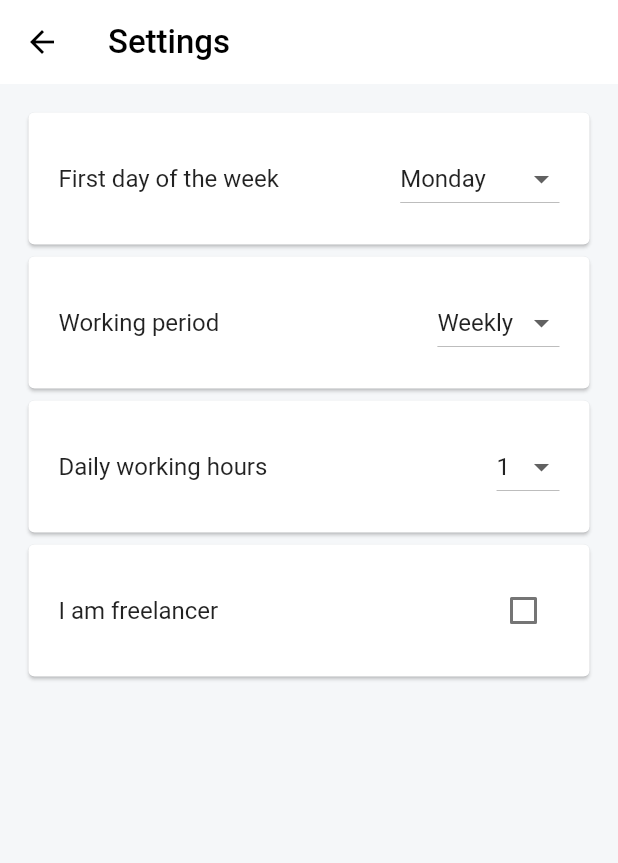
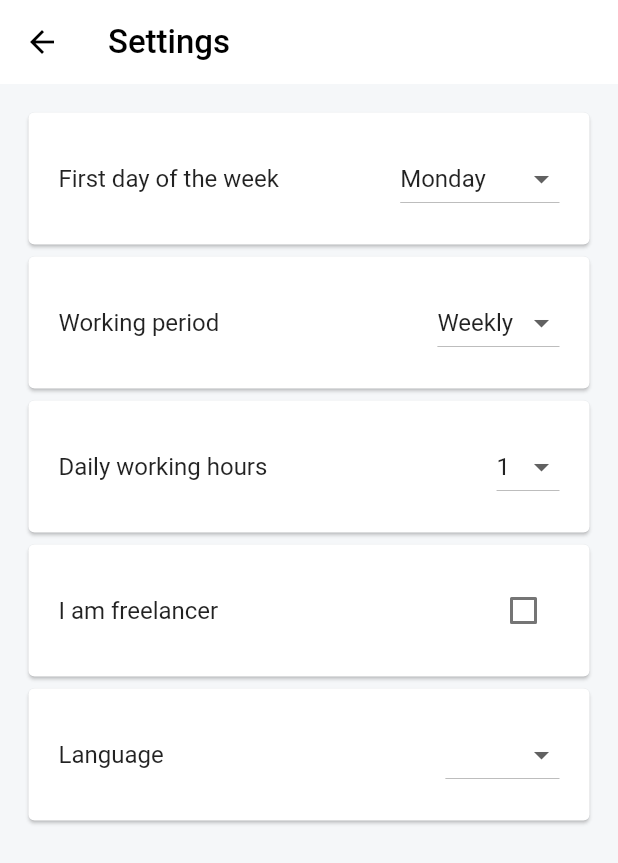
Before and after one commit to canccevik/time-tracker, a Flutter app: the screen it shows after launch, after a tap on the "settings" icon, on a phone screen of 412 x 824 dp. Shown: the top 863 px of the screen. Run offline on Flutter 3.47's test engine with Material 2 defaults, Android fonts, the phone set to English and light mode, and no system bars; our stand-ins replace flutter_bloc, hive, hive_flutter, jiffy, percent_indicator; missing offline and left inert: custom_timer, date_picker_timeline_trendway, waveprogressbar_flutter; accounts and stored records are empty.

Commit message:
Add multiple language support

```diff
--- a/lib/domain/models/settings/settings.dart
+++ b/lib/domain/models/settings/settings.dart
@@ -16,11 +16,15 @@ class SettingsModel extends HiveObject {
   @HiveField(3, defaultValue: false)
   bool isFlexibleWorker;
 
+  @HiveField(4)
+  String? appLanguage;
+
   SettingsModel({
     required this.firstDayOfTheWeek,
     required this.workingPeriod,
     required this.dailyWorkingHours,
-    required this.isFlexibleWorker
+    required this.isFlexibleWorker,
+    this.appLanguage,
   });
 
   static SettingsModel get initial => SettingsModel(
@@ -34,13 +38,15 @@ class SettingsModel extends HiveObject {
     int? firstDayOfTheWeek,
     int? workingPeriod,
     int? dailyWorkingHours,
-    bool? isFlexibleWorker
+    bool? isFlexibleWorker,
+    String? appLanguage
   }) {
     return SettingsModel(
       firstDayOfTheWeek: firstDayOfTheWeek ?? this.firstDayOfTheWeek,
       workingPeriod: workingPeriod ?? this.workingPeriod,
       dailyWorkingHours: dailyWorkingHours ?? this.dailyWorkingHours,
-      isFlexibleWorker: isFlexibleWorker ?? this.isFlexibleWorker
+      isFlexibleWorker: isFlexibleWorker ?? this.isFlexibleWorker,
+      appLanguage: appLanguage ?? this.appLanguage
     );
   }
 }
--- a/lib/main.dart
+++ b/lib/main.dart
@@ -3,9 +3,11 @@ import 'package:flutter/material.dart';
 // ignore: unnecessary_import
 import 'package:hive/hive.dart';
 import 'package:hive_flutter/hive_flutter.dart';
+import 'package:jiffy/jiffy.dart';
 // ignore: unused_import
 import 'package:path_provider/path_provider.dart';
 import 'package:flutter_bloc/flutter_bloc.dart';
+import 'package:flutter_localizations/flutter_localizations.dart';
 
 import 'package:time_tracker/presentation/screens/app.dart';
 import 'package:time_tracker/presentation/constants/themes.dart';
@@ -16,8 +18,11 @@ import 'package:time_tracker/domain/models/time_record/time_record.dart';
 import 'package:time_tracker/infrastructure/repositories/time_record.dart';
 import 'package:time_tracker/presentation/blocs/time/time_bloc.dart';
 import 'package:time_tracker/domain/models/time_record/time_record_status/time_record_status.dart';
+import 'package:time_tracker/presentation/constants/i18n/strings.g.dart';
 
 void main() async {
+  WidgetsFlutterBinding.ensureInitialized();
+
   await Hive.initFlutter();
   Hive.registerAdapter(SettingsModelAdapter());
   Hive.registerAdapter(TimeRecordModelAdapter());
@@ -31,8 +36,12 @@ void main() async {
   TimeRecordRepository timeRecordRepository = TimeRecordRepository(timeRecordBox);
   TimeRecordModel initialTimeRecord = TimeRecordModel.initial;
 
+  String appLanguage = initialSettings.appLanguage ?? LocaleSettings.useDeviceLocale().flutterLocale.languageCode;
+  LocaleSettings.setLocaleRaw(appLanguage);
+
   runApp(
-    MultiBlocProvider(
+    TranslationProvider(
+      child: MultiBlocProvider(
         providers: [
           BlocProvider<SettingsBloc>(
             create: (context) => SettingsBloc(
@@ -48,12 +57,20 @@ void main() async {
             )..add(RecordsLoaded())
           )
         ],
-      child: MaterialApp(
+        child: Builder(
+          builder: (context) {
+            return MaterialApp(
               debugShowCheckedModeBanner: false,
-        title: 'Time Tracker',
+              locale: TranslationProvider.of(context).flutterLocale,
+              supportedLocales: LocaleSettings.supportedLocales,
+              localizationsDelegates: GlobalMaterialLocalizations.delegates,
+              title: t.common.appName,
               theme: AppThemes.lightTheme,
               home: const App()
+            );
+          }
         )
+      ),
     )
   );
 }
--- a/lib/presentation/blocs/settings/settings_event.dart
+++ b/lib/presentation/blocs/settings/settings_event.dart
@@ -21,3 +21,8 @@ class IsFlexibleWorkerUpdated extends SettingsEvent {
   final bool isFlexibleWorker;
   IsFlexibleWorkerUpdated(this.isFlexibleWorker);
 }
+
+class AppLanguageUpdated extends SettingsEvent {
+  final String appLanguage;
+  AppLanguageUpdated(this.appLanguage);
+}
--- a/lib/presentation/screens/app.dart
+++ b/lib/presentation/screens/app.dart
@@ -4,12 +4,14 @@ import 'package:flutter/material.dart';
 
 import 'package:flutter_bloc/flutter_bloc.dart';
 import 'package:date_picker_timeline_trendway/date_picker_widget.dart';
+import 'package:jiffy/jiffy.dart';
 
 import 'package:time_tracker/domain/models/settings/settings.dart';
 import 'package:time_tracker/domain/models/time_record/time_record_status/time_record_status.dart';
 import 'package:time_tracker/presentation/blocs/settings/settings_bloc.dart';
 import 'package:time_tracker/presentation/blocs/time/time_bloc.dart';
 import 'package:time_tracker/presentation/blocs/time/time_state.dart';
+import 'package:time_tracker/presentation/constants/i18n/strings.g.dart';
 import 'package:time_tracker/presentation/screens/home/home.dart';
 import 'package:time_tracker/presentation/screens/history/history.dart';
 import 'package:time_tracker/presentation/screens/settings/settings.dart';
@@ -28,8 +30,13 @@ class _AppState extends State<App> {
 
   late Widget activeScreen;
 
+  void setJiffyLocale() async {
+    await Jiffy.locale(LocaleSettings.currentLocale.flutterLocale.languageCode);
+  }
+
   @override
   void initState() {
+    setJiffyLocale();
     activeScreen = screens[0];
     super.initState();
   }
@@ -39,7 +46,7 @@ class _AppState extends State<App> {
     return Scaffold(
       appBar: AppBar(
         title: Text(
-          'Time Tracker',
+          t.common.appName,
           style: Theme.of(context).textTheme.titleLarge
         ),
         elevation: 0,
@@ -110,6 +117,7 @@ class _AppState extends State<App> {
         return DatePicker(
           _getMostRecentWeekday(DateTime.now(), state.firstDayOfTheWeek),
           initialSelectedDate: DateTime.now(),
+          locale: TranslationProvider.of(context).flutterLocale.languageCode,
           daysCount: 7,
           height: 90,
           selectionColor: Theme.of(context).primaryColor,
@@ -129,14 +137,14 @@ class _AppState extends State<App> {
           activeScreen = screens.elementAt(i);
         });
       },
-      items: const [
+      items: [
         BottomNavigationBarItem(
-          icon: Icon(Icons.home),
-          label: 'Home'
+          icon: const Icon(Icons.home),
+          label: t.common.home
         ),
         BottomNavigationBarItem(
-          icon: Icon(Icons.history),
-          label: 'History'
+          icon: const Icon(Icons.history),
+          label: t.common.history
         )
       ],
     );
--- a/lib/presentation/screens/history/edit_history/edit_history.dart
+++ b/lib/presentation/screens/history/edit_history/edit_history.dart
@@ -1,4 +1,6 @@
 import 'package:flutter/material.dart';
+
+import 'package:time_tracker/presentation/constants/i18n/strings.g.dart';
 
 class EditHistory extends StatefulWidget {
   const EditHistory({Key? key}) : super(key: key);
@@ -13,7 +15,7 @@ class _EditHistoryState extends State<EditHistory> {
     return Scaffold(
       appBar: AppBar(
         title: Text(
-          'Edit History',
+          t.settings.editHistory.title,
           style: Theme.of(context).textTheme.titleLarge
         ),
         elevation: 0,
--- a/lib/presentation/screens/history/progress_bar.dart
+++ b/lib/presentation/screens/history/progress_bar.dart
@@ -6,6 +6,7 @@ import 'package:jiffy/jiffy.dart';
 import 'package:percent_indicator/percent_indicator.dart';
 import 'package:time_tracker/domain/models/settings/settings.dart';
 import 'package:time_tracker/presentation/blocs/settings/settings_bloc.dart';
+import 'package:time_tracker/presentation/constants/i18n/strings.g.dart';
 
 class ProgressBar extends StatelessWidget {
   final int totalTimeInMs;
@@ -25,7 +26,7 @@ class ProgressBar extends StatelessWidget {
           lineWidth: 7,
           percent: percentValue > 1 ? 1 : percentValue,
           center: Text(
-            '${totalTimeStr}h',
+            totalTimeStr + t.common.symbolOfHour,
             style: Theme.of(context).textTheme.bodyMedium!.copyWith(
               fontWeight: FontWeight.bold
             )
--- a/lib/presentation/screens/home/info_container.dart
+++ b/lib/presentation/screens/home/info_container.dart
@@ -7,6 +7,7 @@ import 'package:jiffy/jiffy.dart';
 import 'package:time_tracker/domain/models/time_record/time_record.dart';
 import 'package:time_tracker/presentation/blocs/time/time_bloc.dart';
 import 'package:time_tracker/presentation/blocs/time/time_state.dart';
+import 'package:time_tracker/presentation/constants/i18n/strings.g.dart';
 import 'package:time_tracker/presentation/widgets/circle_time_info.dart';
 import 'package:time_tracker/domain/models/time_record/time_record_status/time_record_status.dart';
 
@@ -61,7 +62,7 @@ class _InfoContainerState extends State<InfoContainer> {
                     }
                   ),
                   Text(
-                    '${additionalTimeStr}h',
+                    additionalTimeStr + t.common.symbolOfHour,
                     style: Theme.of(context).textTheme.bodyMedium?.copyWith(
                       fontWeight: FontWeight.bold,
                       color: state.additionalTimeInMs > 0 ? Colors.green : Colors.red
--- a/lib/presentation/screens/settings/settings.dart
+++ b/lib/presentation/screens/settings/settings.dart
@@ -5,13 +5,26 @@ import 'package:flutter_bloc/flutter_bloc.dart';
 import 'package:time_tracker/domain/models/settings/settings.dart';
 import 'package:time_tracker/presentation/blocs/settings/settings_bloc.dart';
 import 'package:time_tracker/presentation/blocs/time/time_bloc.dart';
+import 'package:time_tracker/presentation/constants/i18n/strings.g.dart';
 import 'package:time_tracker/presentation/screens/settings/settings_tile.dart';
 
 class Settings extends StatelessWidget {
   Settings({Key? key}) : super(key: key);
 
-  final List<String> days = ['Monday', 'Tuesday', 'Wednesday', 'Thursday', 'Friday', 'Saturday', 'Sunday'];
-  final List<String> workingPeriods = ['Weekly', 'Monthly'];
+  final List<String> days = [
+    t.common.weekdays.monday,
+    t.common.weekdays.tuesday,
+    t.common.weekdays.wednesday,
+    t.common.weekdays.thursday,
+    t.common.weekdays.friday,
+    t.common.weekdays.saturday,
+    t.common.weekdays.sunday
+  ];
+  final Set<Map<String, String>> appLanguages = {
+    {'name': t.common.languages.english.name, 'code': t.common.languages.english.code},
+    {'name': t.common.languages.turkish.name, 'code': t.common.languages.turkish.code}
+  };
+  final List<String> workingPeriods = [t.settings.workingPeriods.weekly, t.settings.workingPeriods.monthly];
   final List<String> dailyWorkingHours = List<String>.generate(24, (i) => (i + 1).toString());
 
   @override
@@ -19,7 +32,7 @@ class Settings extends StatelessWidget {
     return Scaffold(
       appBar: AppBar(
         title: Text(
-          'Settings',
+          t.settings.title,
           style: Theme.of(context).textTheme.titleLarge
         ),
         elevation: 0,
@@ -46,7 +59,7 @@ class Settings extends StatelessWidget {
                 return Column(
                   children: [
                     SettingsTile(
-                      title: 'First day of the week',
+                      title: t.settings.firstDayOfTheWeek,
                       child: DropdownButton<String>(
                         value: days.elementAt(state.firstDayOfTheWeek),
                         items: days.map((String value) {
@@ -62,7 +75,7 @@ class Settings extends StatelessWidget {
                       )
                     ),
                     SettingsTile(
-                      title: 'Working period',
+                      title: t.settings.workingPeriod,
                       child: DropdownButton<String>(
                         value: workingPeriods.elementAt(state.workingPeriod),
                         items: workingPeriods.map((String value) {
@@ -77,7 +90,7 @@ class Settings extends StatelessWidget {
                       )
                     ),
                     SettingsTile(
-                      title: 'Daily working hours',
+                      title: t.settings.dailyWorkingHours,
                       child: DropdownButton<String>(
                         value: state.dailyWorkingHours.toString(),
                         items: dailyWorkingHours.map((String value) {
@@ -93,14 +106,30 @@ class Settings extends StatelessWidget {
                       )
                     ),
                     SettingsTile(
-                      title: 'I am freelancer',
+                      title: t.settings.iAmFreelancer,
                       child: Checkbox(
                         value: state.isFlexibleWorker,
                         onChanged: (val) {
                           settingsBloc.add(IsFlexibleWorkerUpdated(val!));
                         }
                       )
-                    )
+                    ),
+                    SettingsTile(
+                      title: t.settings.appLanguage,
+                      child: DropdownButton<String>(
+                        value: state.appLanguage,
+                        items: appLanguages.map((language) {
+                          return DropdownMenuItem(
+                            child: Text(language['name'].toString()),
+                            value: language['code']
+                          );
+                        }).toList(),
+                        onChanged: (code) {
+                          settingsBloc.add(AppLanguageUpdated(code!));
+                          LocaleSettings.setLocaleRaw(code);
+                        }
+                      )
+                    ),
                   ],
                 );
               }
--- a/pubspec.yaml
+++ b/pubspec.yaml
@@ -29,6 +29,8 @@ environment:
 dependencies:
   flutter:
     sdk: flutter
+  flutter_localizations:
+    sdk: flutter
 
 
   # The following adds the Cupertino Icons font to your application.
@@ -59,6 +61,7 @@ dev_dependencies:
 
   hive_generator: ^1.1.2
   build_runner: ^2.1.7
+  fast_i18n: ^5.11.0
 
 # For information on the generic Dart part of this file, see the
 # following page: https://dart.dev/tools/pub/pubspec
```
Also changed, not shown: lib/presentation/blocs/settings/settings_bloc.dart (+8 -0 lines), lib/presentation/constants/i18n/strings.i18n.json (added, +42 -0 lines), lib/presentation/constants/i18n/strings_tr.i18n.json (added, +42 -0 lines), lib/domain/models/settings/settings.g.dart, lib/presentation/constants/i18n/strings.g.dart (added), pubspec.lock. Lines whose indentation alone changed are shown as unchanged.
